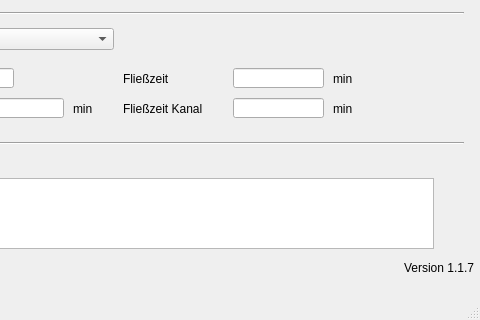
Qt form templates/flaechen.ui (hoettges/QKan) before a commit; both pictures show x 167 to 647 and y 192 to 512 of the 647 by 512 pixel window.
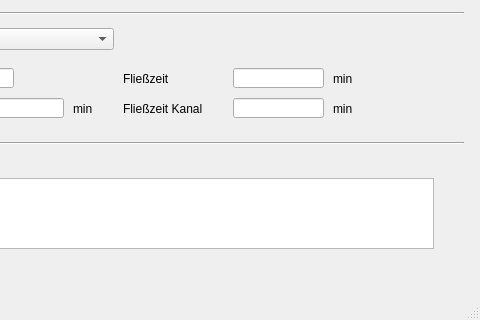
The same form after that commit. Custom widgets are drawn as their Qt base class.

What changed in the file:
```diff
--- a/templates/flaechen.ui
+++ b/templates/flaechen.ui
@@ -407,25 +407,6 @@
      <string>auf mehrere TEZG-Flächen aufteilen (Verschneidung)</string>
     </property>
    </widget>
-   <widget class="QLabel" name="label_12">
-    <property name="geometry">
-     <rect>
-      <x>560</x>
-      <y>450</y>
-      <width>81</width>
-      <height>20</height>
-     </rect>
-    </property>
-    <property name="toolTip">
-     <string>Version QKan Import</string>
-    </property>
-    <property name="text">
-     <string>Version 1.1.7</string>
-    </property>
-    <property name="alignment">
-     <set>Qt::AlignRight|Qt::AlignTrailing|Qt::AlignVCenter</set>
-    </property>
-   </widget>
   </widget>
   <widget class="QMenuBar" name="menubar">
    <property name="geometry">
```
